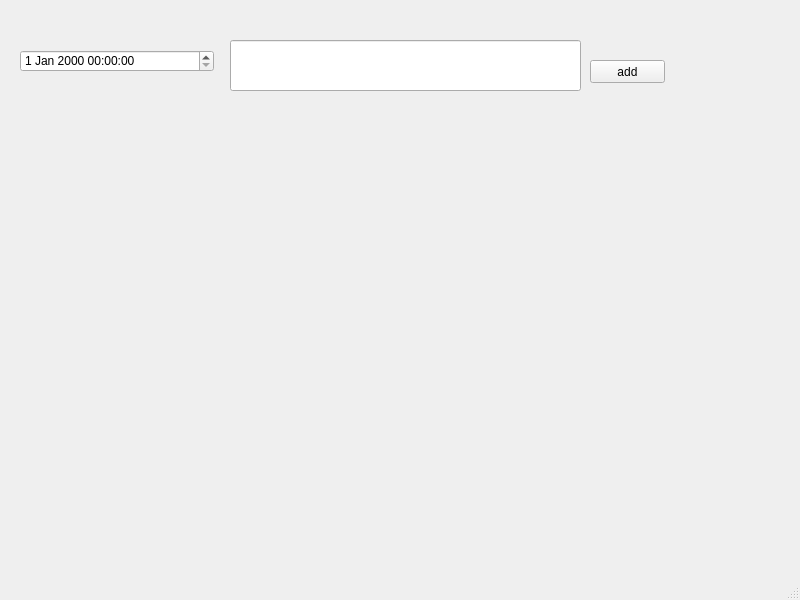
This is view.ui in hsobczyk/project-2 as Qt 5 draws it before an edit. The edited form follows.
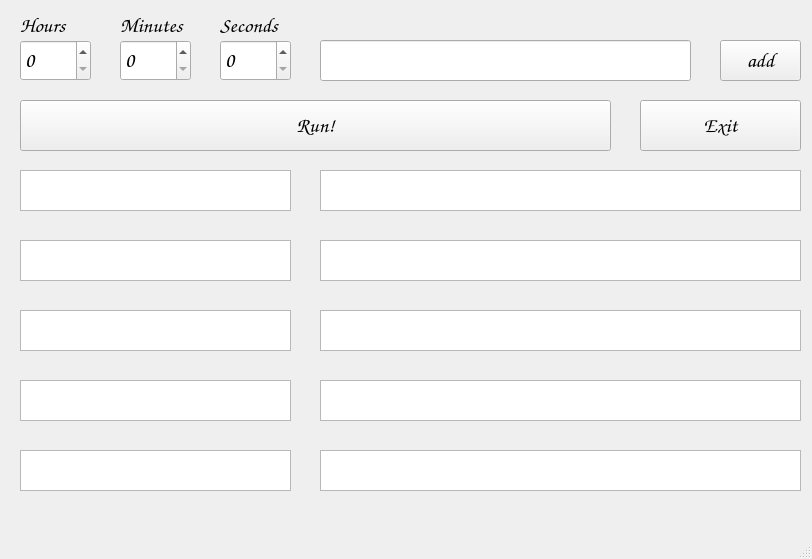
This is the edited form.

Commit message:
can create threads to run a program after time has elapsed
creates threads, can run them, also redesigned ui

The edit to the form file:
```diff
--- a/view.ui
+++ b/view.ui
@@ -6,10 +6,22 @@
    <rect>
     <x>0</x>
     <y>0</y>
-    <width>800</width>
-    <height>600</height>
+    <width>812</width>
+    <height>559</height>
    </rect>
   </property>
+  <property name="minimumSize">
+   <size>
+    <width>812</width>
+    <height>559</height>
+   </size>
+  </property>
+  <property name="maximumSize">
+   <size>
+    <width>812</width>
+    <height>559</height>
+   </size>
+  </property>
   <property name="windowTitle">
    <string>Program Launcher Schedule</string>
   </property>
@@ -17,34 +29,348 @@
    <widget class="QLineEdit" name="filename_input">
     <property name="geometry">
      <rect>
-      <x>230</x>
+      <x>320</x>
       <y>40</y>
-      <width>351</width>
-      <height>51</height>
+      <width>371</width>
+      <height>41</height>
      </rect>
     </property>
+    <property name="font">
+     <font>
+      <family>Comic Sans MS</family>
+      <pointsize>12</pointsize>
+     </font>
+    </property>
    </widget>
    <widget class="QPushButton" name="submit_input">
     <property name="geometry">
      <rect>
-      <x>590</x>
-      <y>60</y>
-      <width>75</width>
-      <height>23</height>
+      <x>720</x>
+      <y>40</y>
+      <width>81</width>
+      <height>41</height>
      </rect>
     </property>
+    <property name="font">
+     <font>
+      <family>Comic Sans MS</family>
+      <pointsize>16</pointsize>
+     </font>
+    </property>
+    <property name="cursor">
+     <cursorShape>PointingHandCursor</cursorShape>
+    </property>
     <property name="text">
      <string>add</string>
     </property>
    </widget>
-   <widget class="QDateTimeEdit" name="date_time_input">
+   <widget class="QSpinBox" name="hours_input">
     <property name="geometry">
      <rect>
       <x>20</x>
-      <y>50</y>
-      <width>194</width>
-      <height>22</height>
+      <y>40</y>
+      <width>71</width>
+      <height>41</height>
      </rect>
+    </property>
+    <property name="font">
+     <font>
+      <family>Comic Sans MS</family>
+      <pointsize>16</pointsize>
+     </font>
+    </property>
+   </widget>
+   <widget class="QSpinBox" name="minutes_input">
+    <property name="geometry">
+     <rect>
+      <x>120</x>
+      <y>40</y>
+      <width>71</width>
+      <height>41</height>
+     </rect>
+    </property>
+    <property name="font">
+     <font>
+      <family>Comic Sans MS</family>
+      <pointsize>16</pointsize>
+     </font>
+    </property>
+   </widget>
+   <widget class="QSpinBox" name="seconds_input">
+    <property name="geometry">
+     <rect>
+      <x>220</x>
+      <y>40</y>
+      <width>71</width>
+      <height>41</height>
+     </rect>
+    </property>
+    <property name="font">
+     <font>
+      <family>Comic Sans MS</family>
+      <pointsize>16</pointsize>
+     </font>
+    </property>
+   </widget>
+   <widget class="QLabel" name="hours_label">
+    <property name="geometry">
+     <rect>
+      <x>20</x>
+      <y>10</y>
+      <width>71</width>
+      <height>31</height>
+     </rect>
+    </property>
+    <property name="font">
+     <font>
+      <family>Comic Sans MS</family>
+      <pointsize>16</pointsize>
+     </font>
+    </property>
+    <property name="text">
+     <string>Hours</string>
+    </property>
+   </widget>
+   <widget class="QLabel" name="minutes_label">
+    <property name="geometry">
+     <rect>
+      <x>120</x>
+      <y>10</y>
+      <width>81</width>
+      <height>31</height>
+     </rect>
+    </property>
+    <property name="font">
+     <font>
+      <family>Comic Sans MS</family>
+      <pointsize>16</pointsize>
+     </font>
+    </property>
+    <property name="text">
+     <string>Minutes</string>
+    </property>
+   </widget>
+   <widget class="QLabel" name="seconds_label">
+    <property name="geometry">
+     <rect>
+      <x>220</x>
+      <y>10</y>
+      <width>81</width>
+      <height>31</height>
+     </rect>
+    </property>
+    <property name="font">
+     <font>
+      <family>Comic Sans MS</family>
+      <pointsize>16</pointsize>
+     </font>
+    </property>
+    <property name="text">
+     <string>Seconds</string>
+    </property>
+   </widget>
+   <widget class="QPushButton" name="run_button">
+    <property name="geometry">
+     <rect>
+      <x>20</x>
+      <y>100</y>
+      <width>591</width>
+      <height>51</height>
+     </rect>
+    </property>
+    <property name="font">
+     <font>
+      <family>Comic Sans MS</family>
+      <pointsize>16</pointsize>
+     </font>
+    </property>
+    <property name="cursor">
+     <cursorShape>PointingHandCursor</cursorShape>
+    </property>
+    <property name="text">
+     <string>Run!</string>
+    </property>
+   </widget>
+   <widget class="QTextBrowser" name="output_time_0">
+    <property name="geometry">
+     <rect>
+      <x>20</x>
+      <y>170</y>
+      <width>271</width>
+      <height>41</height>
+     </rect>
+    </property>
+    <property name="font">
+     <font>
+      <family>Comic Sans MS</family>
+      <pointsize>16</pointsize>
+     </font>
+    </property>
+   </widget>
+   <widget class="QTextBrowser" name="output_time_1">
+    <property name="geometry">
+     <rect>
+      <x>20</x>
+      <y>240</y>
+      <width>271</width>
+      <height>41</height>
+     </rect>
+    </property>
+    <property name="font">
+     <font>
+      <family>Comic Sans MS</family>
+      <pointsize>16</pointsize>
+     </font>
+    </property>
+   </widget>
+   <widget class="QTextBrowser" name="output_time_2">
+    <property name="geometry">
+     <rect>
+      <x>20</x>
+      <y>310</y>
+      <width>271</width>
+      <height>41</height>
+     </rect>
+    </property>
+    <property name="font">
+     <font>
+      <family>Comic Sans MS</family>
+      <pointsize>16</pointsize>
+     </font>
+    </property>
+   </widget>
+   <widget class="QTextBrowser" name="output_time_3">
+    <property name="geometry">
+     <rect>
+      <x>20</x>
+      <y>380</y>
+      <width>271</width>
+      <height>41</height>
+     </rect>
+    </property>
+    <property name="font">
+     <font>
+      <family>Comic Sans MS</family>
+      <pointsize>16</pointsize>
+     </font>
+    </property>
+   </widget>
+   <widget class="QTextBrowser" name="output_time_4">
+    <property name="geometry">
+     <rect>
+      <x>20</x>
+      <y>450</y>
+      <width>271</width>
+      <height>41</height>
+     </rect>
+    </property>
+    <property name="font">
+     <font>
+      <family>Comic Sans MS</family>
+      <pointsize>16</pointsize>
+     </font>
+    </property>
+   </widget>
+   <widget class="QTextBrowser" name="output_filename_0">
+    <property name="geometry">
+     <rect>
+      <x>320</x>
+      <y>170</y>
+      <width>481</width>
+      <height>41</height>
+     </rect>
+    </property>
+    <property name="font">
+     <font>
+      <family>Comic Sans MS</family>
+      <pointsize>12</pointsize>
+     </font>
+    </property>
+   </widget>
+   <widget class="QTextBrowser" name="output_filename_1">
+    <property name="geometry">
+     <rect>
+      <x>320</x>
+      <y>240</y>
+      <width>481</width>
+      <height>41</height>
+     </rect>
+    </property>
+    <property name="font">
+     <font>
+      <family>Comic Sans MS</family>
+      <pointsize>12</pointsize>
+     </font>
+    </property>
+   </widget>
+   <widget class="QTextBrowser" name="output_filename_2">
+    <property name="geometry">
+     <rect>
+      <x>320</x>
+      <y>310</y>
+      <width>481</width>
+      <height>41</height>
+     </rect>
+    </property>
+    <property name="font">
+     <font>
+      <family>Comic Sans MS</family>
+      <pointsize>12</pointsize>
+     </font>
+    </property>
+   </widget>
+   <widget class="QTextBrowser" name="output_filename_3">
+    <property name="geometry">
+     <rect>
+      <x>320</x>
+      <y>380</y>
+      <width>481</width>
+      <height>41</height>
+     </rect>
+    </property>
+    <property name="font">
+     <font>
+      <family>Comic Sans MS</family>
+      <pointsize>12</pointsize>
+     </font>
+    </property>
+   </widget>
+   <widget class="QTextBrowser" name="output_filename_4">
+    <property name="geometry">
+     <rect>
+      <x>320</x>
+      <y>450</y>
+      <width>481</width>
+      <height>41</height>
+     </rect>
+    </property>
+    <property name="font">
+     <font>
+      <family>Comic Sans MS</family>
+      <pointsize>12</pointsize>
+     </font>
+    </property>
+   </widget>
+   <widget class="QPushButton" name="exit_button">
+    <property name="geometry">
+     <rect>
+      <x>640</x>
+      <y>100</y>
+      <width>161</width>
+      <height>51</height>
+     </rect>
+    </property>
+    <property name="font">
+     <font>
+      <family>Comic Sans MS</family>
+      <pointsize>16</pointsize>
+     </font>
+    </property>
+    <property name="cursor">
+     <cursorShape>PointingHandCursor</cursorShape>
+    </property>
+    <property name="text">
+     <string>Exit</string>
     </property>
    </widget>
   </widget>
```
Left out of the diff: 4 changed lines with no effect on the pictures. The commit also changes 2 other files.
